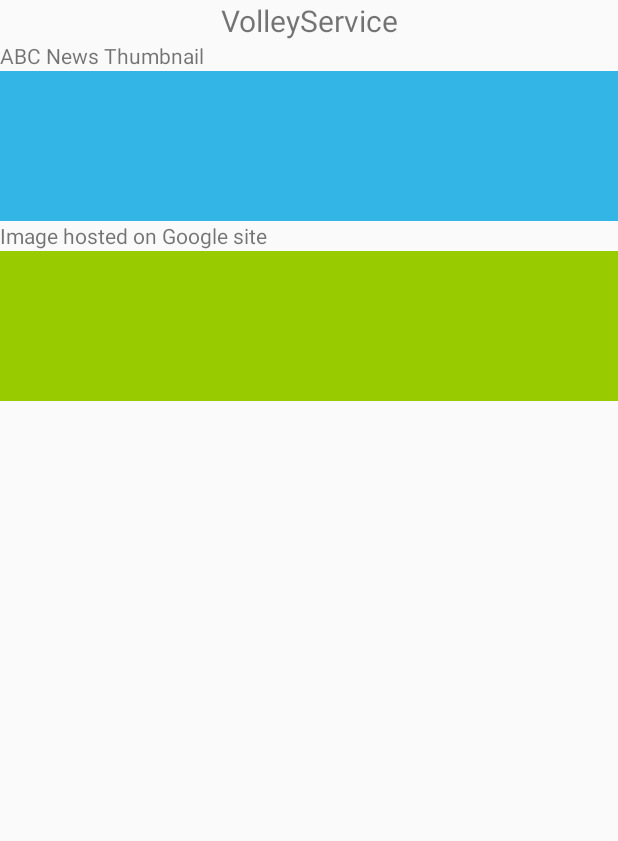
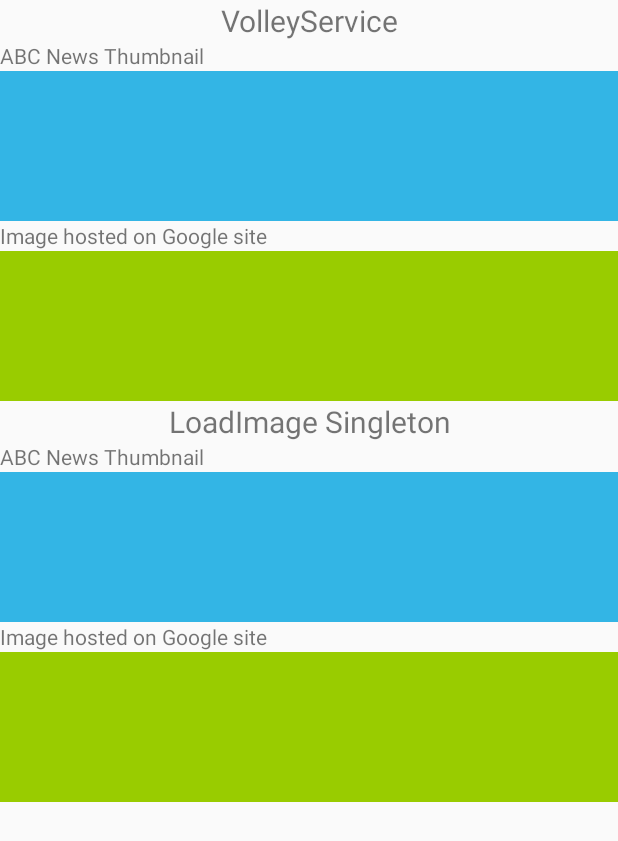
Before and after one commit to mktsui/VolleyTest, an Android app: the layout activity_main.xml on its own in the app's theme, with its tools: preview values and no code run, on a phone screen of 412 x 824 dp. Shown: the top 841 px of the screen. Run offline under Robolectric (Android 15) with nearby library versions, the phone set to English and light mode, and no system bars; network calls fail.

Commit message:
Bug Fix: ImageCache getBitmap IllegalStateException must not be null error

```diff
--- a/app/src/main/java/com/balljoint/mktsui/volleytest/LoadImage.kt
+++ b/app/src/main/java/com/balljoint/mktsui/volleytest/LoadImage.kt
@@ -24,7 +24,7 @@ class LoadImage constructor(context: Context) {
         ImageLoader(requestQueue,
             object : ImageLoader.ImageCache {
                 private val cache = LruCache<String, Bitmap>(20)
-                override fun getBitmap(url: String): Bitmap {
+                override fun getBitmap(url: String): Bitmap? {
                     return cache.get(url)
                 }
                 override fun putBitmap(url: String, bitmap: Bitmap) {
--- a/app/src/main/java/com/balljoint/mktsui/volleytest/MainActivity.kt
+++ b/app/src/main/java/com/balljoint/mktsui/volleytest/MainActivity.kt
@@ -31,13 +31,11 @@ class MainActivity : AppCompatActivity() {
 
 
         // Use LoadImage Singleton to load images
-//        val mNetImg3 = findViewById(R.id.networkImageView3) as NetworkImageView
-//        val mNetImg4 = findViewById(R.id.networkImageView4) as NetworkImageView
+        val mNetImg3 = findViewById(R.id.networkImageView3) as NetworkImageView
+        val mNetImg4 = findViewById(R.id.networkImageView4) as NetworkImageView
 
-
-        // Unfortunately using imageLoader will have error
-//        mNetImg3.setImageUrl(imgURL, LoadImage.getInstance(this).imageLoader)
-//        mNetImg4.setImageUrl(imgURL2, LoadImage.getInstance(this).imageLoader)
+        mNetImg3.setImageUrl(imgURL, LoadImage.getInstance(this).imageLoader)
+        mNetImg4.setImageUrl(imgURL2, LoadImage.getInstance(this).imageLoader)
 
     }
 }
--- a/app/src/main/res/layout/activity_main.xml
+++ b/app/src/main/res/layout/activity_main.xml
@@ -37,35 +37,35 @@
             android:background="@android:color/holo_green_light"/>
 
 
-    <!--<TextView-->
-            <!--android:text="LoadImage Singleton"-->
-            <!--android:layout_width="match_parent"-->
-            <!--android:layout_height="wrap_content"-->
-            <!--android:textSize="20sp"-->
-            <!--android:gravity="center"/>-->
-    <!--<TextView-->
-            <!--android:text="ABC News Thumbnail"-->
-            <!--android:layout_width="match_parent"-->
-            <!--android:layout_height="20dp"/>-->
+    <TextView
+            android:text="LoadImage Singleton"
+            android:layout_width="match_parent"
+            android:layout_height="wrap_content"
+            android:textSize="20sp"
+            android:gravity="center"/>
+    <TextView
+            android:text="ABC News Thumbnail"
+            android:layout_width="match_parent"
+            android:layout_height="20dp"/>
 
-    <!--<com.android.volley.toolbox.NetworkImageView-->
-            <!--android:id="@+id/networkImageView3"-->
-            <!--android:layout_width="match_parent"-->
-            <!--android:layout_height="100dp"-->
-            <!--android:layout_centerHorizontal="true"-->
-            <!--android:background="@android:color/holo_blue_light"/>-->
+    <com.android.volley.toolbox.NetworkImageView
+            android:id="@+id/networkImageView3"
+            android:layout_width="match_parent"
+            android:layout_height="100dp"
+            android:layout_centerHorizontal="true"
+            android:background="@android:color/holo_blue_light"/>
 
-    <!--<TextView-->
-            <!--android:text="Image hosted on Google site"-->
-            <!--android:layout_width="match_parent"-->
-            <!--android:layout_height="20dp"/>-->
+    <TextView
+            android:text="Image hosted on Google site"
+            android:layout_width="match_parent"
+            android:layout_height="20dp"/>
 
-    <!--<com.android.volley.toolbox.NetworkImageView-->
-            <!--android:id="@+id/networkImageView4"-->
-            <!--android:layout_width="match_parent"-->
-            <!--android:layout_height="100dp"-->
-            <!--android:layout_centerHorizontal="true"-->
-            <!--android:background="@android:color/holo_green_light"/>-->
+    <com.android.volley.toolbox.NetworkImageView
+            android:id="@+id/networkImageView4"
+            android:layout_width="match_parent"
+            android:layout_height="100dp"
+            android:layout_centerHorizontal="true"
+            android:background="@android:color/holo_green_light"/>
 
 
 </LinearLayout>
```
